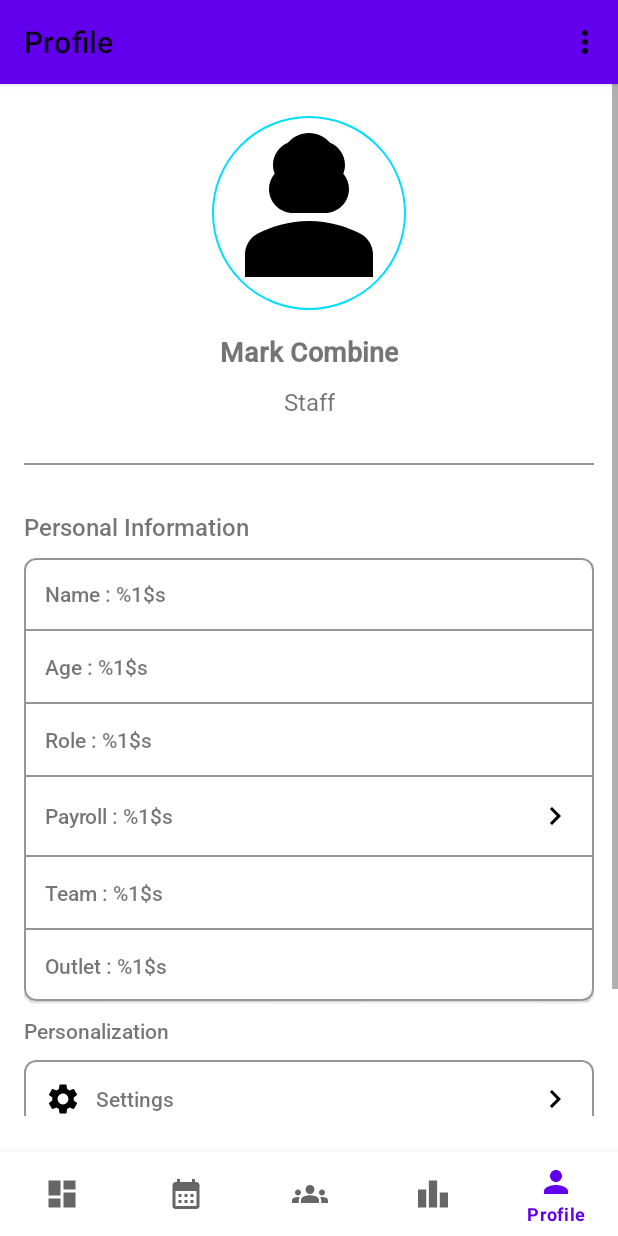
After one commit to 0utperform/MobileDevelopment, an Android app: the ProfileFragment screen opened through its navigation route, on a phone screen of 412 x 824 dp. The commit adds this screen. Run offline under Robolectric (Android 15) with nearby library versions, the phone set to English and light mode, and no system bars; our stand-ins replace Dagger/Hilt's generated code, navigation-ui; libraries missing offline, so code that uses them is left out: io.github.jan.supabase; 1 statement that could not run was skipped.

Commit message:
added other bottom menu and profile fragment layout

```diff
--- a/app/src/main/java/com/example/a0utperform/ui/main_activity/ActivityMain.kt
+++ b/app/src/main/java/com/example/a0utperform/ui/main_activity/ActivityMain.kt
@@ -42,7 +42,8 @@ class ActivityMain : AppCompatActivity() {
 
         val appBarConfiguration = AppBarConfiguration(
             setOf(
-                R.id.navigation_dashboard, R.id.navigation_attendance,R.id.navigation_outlet, R.id.navigation_leaderboard
+                R.id.navigation_dashboard, R.id.navigation_attendance,
+                R.id.navigation_outlet, R.id.navigation_leaderboard, R.id.navigation_profile
             )
         )
         setupActionBarWithNavController(navController, appBarConfiguration)
--- /dev/null
+++ b/app/src/main/java/com/example/a0utperform/ui/main_activity/profile/ProfileFragment.kt
@@ -0,0 +1,31 @@
+package com.example.a0utperform.ui.main_activity.profile
+
+import androidx.fragment.app.viewModels
+import android.os.Bundle
+import androidx.fragment.app.Fragment
+import android.view.LayoutInflater
+import android.view.View
+import android.view.ViewGroup
+import com.example.a0utperform.R
+
+class ProfileFragment : Fragment() {
+
+    companion object {
+        fun newInstance() = ProfileFragment()
+    }
+
+    private val viewModel: ProfileViewModel by viewModels()
+
+    override fun onCreate(savedInstanceState: Bundle?) {
+        super.onCreate(savedInstanceState)
+
+        // TODO: Use the ViewModel
+    }
+
+    override fun onCreateView(
+        inflater: LayoutInflater, container: ViewGroup?,
+        savedInstanceState: Bundle?
+    ): View {
+        return inflater.inflate(R.layout.fragment_profile, container, false)
+    }
+}
--- /dev/null
+++ b/app/src/main/java/com/example/a0utperform/ui/main_activity/profile/ProfileViewModel.kt
@@ -0,0 +1,7 @@
+package com.example.a0utperform.ui.main_activity.profile
+
+import androidx.lifecycle.ViewModel
+
+class ProfileViewModel : ViewModel() {
+    // TODO: Implement the ViewModel
+}
--- a/app/src/main/res/layout/activity_login.xml
+++ b/app/src/main/res/layout/activity_login.xml
@@ -27,7 +27,6 @@
         android:text="@string/your_account"
         android:textSize="@dimen/text_size_medium"
         android:fontFamily="@font/roboto_medium"
-        android:textColor="@color/black"
         android:layout_marginStart="@dimen/margin_medium"
         app:layout_constraintStart_toStartOf="parent"
         app:layout_constraintTop_toBottomOf="@id/login_in_login_activity" />
--- /dev/null
+++ b/app/src/main/res/layout/fragment_profile.xml
@@ -0,0 +1,263 @@
+<?xml version="1.0" encoding="utf-8"?>
+<ScrollView
+    xmlns:android="http://schemas.android.com/apk/res/android"
+    xmlns:app="http://schemas.android.com/apk/res-auto"
+    xmlns:tools="http://schemas.android.com/tools"
+        android:layout_width="match_parent"
+        android:layout_height="match_parent"
+        android:fillViewport="true">
+
+    <androidx.constraintlayout.widget.ConstraintLayout
+        android:layout_width="match_parent"
+        android:layout_height="wrap_content"
+        android:padding="16dp">
+
+        <com.google.android.material.imageview.ShapeableImageView
+            android:id="@+id/profile_image"
+            android:layout_width="140dp"
+            android:layout_height="140dp"
+            app:strokeColor="@android:color/holo_blue_bright"
+            app:strokeWidth="1dp"
+            android:padding="@dimen/padding_small"
+            android:src="@drawable/placeholder_user"
+            android:scaleType="centerCrop"
+            app:layout_constraintStart_toStartOf="parent"
+            app:layout_constraintEnd_toEndOf="parent"
+            app:layout_constraintTop_toTopOf="parent"
+            app:shapeAppearanceOverlay="@style/CircleShape"/>
+
+        <TextView
+            android:id="@+id/name"
+            android:layout_width="wrap_content"
+            android:layout_height="wrap_content"
+            android:text="Mark Combine"
+            android:textSize="@dimen/text_size_large"
+            android:fontFamily="@font/roboto_medium"
+            android:textStyle="bold"
+            android:layout_marginTop="@dimen/margin_small"
+            app:layout_constraintTop_toBottomOf="@id/profile_image"
+            app:layout_constraintStart_toStartOf="parent"
+            app:layout_constraintEnd_toEndOf="parent"
+            />
+
+        <TextView
+            android:id="@+id/role"
+            android:layout_width="wrap_content"
+            android:layout_height="wrap_content"
+            android:text="Staff"
+            android:textSize="@dimen/text_size_medium"
+            android:fontFamily="@font/roboto_regular"
+            android:layout_marginTop="@dimen/margin_small"
+            app:layout_constraintTop_toBottomOf="@id/name"
+            app:layout_constraintStart_toStartOf="parent"
+            app:layout_constraintEnd_toEndOf="parent"
+            />
+
+        <View
+            android:id="@+id/line"
+            android:layout_width="match_parent"
+            android:layout_height="1dp"
+            android:background="@color/gray"
+            android:layout_marginTop="@dimen/margin_medium"
+            app:layout_constraintStart_toStartOf="parent"
+            app:layout_constraintTop_toBottomOf="@id/role"
+            />
+
+        <TextView
+            android:id="@+id/information_label"
+            android:layout_width="wrap_content"
+            android:layout_height="wrap_content"
+            android:text="Personal Information"
+            android:textSize="@dimen/text_size_medium"
+            android:fontFamily="@font/roboto_medium"
+            android:layout_marginTop="@dimen/margin_medium"
+            app:layout_constraintTop_toBottomOf="@id/line"
+            app:layout_constraintStart_toStartOf="parent"
+            />
+
+        <com.google.android.material.card.MaterialCardView
+            android:id="@+id/information_card"
+            android:layout_width="match_parent"
+            android:layout_height="wrap_content"
+            app:cardCornerRadius="@dimen/corner_radius"
+            app:cardElevation="1dp"
+            android:layout_marginTop="@dimen/margin_small"
+            android:layout_marginBottom="@dimen/margin_small"
+            app:layout_constraintTop_toBottomOf="@+id/information_label"
+            app:layout_constraintStart_toStartOf="parent"
+            app:layout_constraintEnd_toEndOf="parent"
+            app:strokeWidth="1dp"
+            app:strokeColor="@color/gray">
+
+            <LinearLayout
+                android:layout_width="match_parent"
+                android:layout_height="wrap_content"
+                android:orientation="vertical">
+
+                <!-- Name -->
+                <TextView
+                    android:layout_width="match_parent"
+                    android:layout_height="wrap_content"
+                    android:text="@string/name_format"
+                    android:fontFamily="@font/roboto_medium"
+                    android:padding="@dimen/padding_medium" />
+
+                <View
+                    android:layout_width="match_parent"
+                    android:layout_height="1dp"
+                    android:background="@color/gray"
+                 />
+
+                <!-- Age -->
+                <TextView
+                    android:layout_width="match_parent"
+                    android:layout_height="wrap_content"
+                    android:fontFamily="@font/roboto_medium"
+                    android:text="@string/age_format"
+                    android:padding="@dimen/padding_medium" />
+
+                <View
+                    android:layout_width="match_parent"
+                    android:layout_height="1dp"
+                    android:background="@color/gray"
+                    />
+
+                <!-- Role -->
+                <TextView
+                    android:layout_width="match_parent"
+                    android:layout_height="wrap_content"
+                    android:text="@string/role_format"
+                    android:fontFamily="@font/roboto_medium"
+                    android:padding="@dimen/padding_medium"/>
+
+                <View
+                    android:layout_width="match_parent"
+                    android:layout_height="1dp"
+                    android:background="@color/gray" />
+
+
+                <LinearLayout
+                    android:layout_width="match_parent"
+                    android:layout_height="wrap_content"
+                    android:orientation="horizontal"
+                    android:gravity="center"
+                    android:padding="@dimen/padding_medium">
+
+                    <TextView
+                        android:layout_width="0dp"
+                        android:layout_height="wrap_content"
+                        android:layout_weight="1"
+                        android:fontFamily="@font/roboto_medium"
+                        android:text="@string/payroll_format"
+                         />
+
+                    <ImageView
+                        android:layout_width="wrap_content"
+                        android:layout_height="wrap_content"
+                        android:layout_gravity="center"
+                        android:src="@drawable/baseline_chevron_right_24" />
+                </LinearLayout>
+
+                <View
+                    android:layout_width="match_parent"
+                    android:layout_height="1dp"
+                    android:background="@color/gray" />
+
+                <TextView
+                    android:layout_width="match_parent"
+                    android:layout_height="wrap_content"
+                    android:text="@string/team_format"
+                    android:fontFamily="@font/roboto_medium"
+                    android:padding="@dimen/padding_medium"/>
+
+                <View
+                    android:layout_width="match_parent"
+                    android:layout_height="1dp"
+                    android:background="@color/gray" />
+
+                <!-- Outlet -->
+                <TextView
+                    android:layout_width="match_parent"
+                    android:layout_height="wrap_content"
+                    android:text="@string/outlet_format"
+                    android:fontFamily="@font/roboto_medium"
+                    android:padding="@dimen/padding_medium"/>
+
+            </LinearLayout>
+
+        </com.google.android.material.card.MaterialCardView>
+
+        <TextView
+            android:id="@+id/personalization"
+            android:layout_width="0dp"
+            android:layout_height="wrap_content"
+            android:layout_weight="1"
+            android:fontFamily="@font/roboto_medium"
+            android:text="@string/personalization_label"
+            android:layout_marginTop="@dimen/margin_small"
+            app:layout_constraintTop_toBottomOf="@id/information_card"
+            app:layout_constraintBottom_toTopOf="@id/settings_card"
+            app:layout_constraintStart_toStartOf="parent"
+            />
+
+        <com.google.android.material.card.MaterialCardView
+            android:id="@+id/settings_card"
+            android:layout_width="match_parent"
+            android:layout_height="wrap_content"
+            app:cardCornerRadius="@dimen/corner_radius"
+            app:cardElevation="1dp"
+            android:layout_marginTop="@dimen/margin_small"
+            android:layout_marginBottom="@dimen/margin_small"
+            app:layout_constraintTop_toBottomOf="@+id/personalization"
+            app:layout_constraintStart_toStartOf="parent"
+            app:layout_constraintEnd_toEndOf="parent"
+            app:strokeWidth="1dp"
+            app:strokeColor="@color/gray">
+
+            <LinearLayout
+                android:layout_width="match_parent"
+                android:layout_height="wrap_content"
+                android:orientation="horizontal"
+                android:gravity="center"
+                android:padding="@dimen/padding_medium">
+
+                <ImageView
+                    android:layout_width="wrap_content"
+                    android:layout_height="wrap_content"
+                    android:layout_gravity="center"
+                    android:layout_marginEnd="@dimen/margin_small"
+                    android:src="@drawable/baseline_settings_24" />
+
+                <TextView
+                    android:layout_width="0dp"
+                    android:layout_height="wrap_content"
+                    android:layout_weight="1"
+                    android:fontFamily="@font/roboto_medium"
+                    android:text="@string/settings"
+                    />
+
+                <ImageView
+                    android:layout_width="wrap_content"
+                    android:layout_height="wrap_content"
+                    android:layout_gravity="center"
+                    android:layout_marginStart="@dimen/margin_small"
+                    android:src="@drawable/baseline_chevron_right_24" />
+            </LinearLayout>
+        </com.google.android.material.card.MaterialCardView>
+
+        <com.google.android.material.button.MaterialButton
+            android:layout_width="match_parent"
+            android:layout_height="@dimen/button_height"
+            android:text="@string/logout"
+            app:cornerRadius="@dimen/corner_radius"
+            android:textColor="@color/primaryColor"
+            android:backgroundTint="@android:color/holo_red_dark"
+            android:layout_marginTop="16dp"
+            android:layout_marginBottom="16dp"
+            app:layout_constraintStart_toStartOf="parent"
+            app:layout_constraintEnd_toEndOf="parent"
+            app:layout_constraintTop_toBottomOf="@+id/settings_card"
+            />
+
+    </androidx.constraintlayout.widget.ConstraintLayout>
+    </ScrollView>
--- a/app/src/main/res/menu/bottom_nav_menu.xml
+++ b/app/src/main/res/menu/bottom_nav_menu.xml
@@ -21,6 +21,11 @@
         android:icon="@drawable/baseline_leaderboard_24"
         android:title="@string/title_leaderboard" />
 
+    <item
+        android:id="@+id/navigation_profile"
+        android:icon="@drawable/baseline_person_24"
+        android:title="@string/title_profile" />
+
 
 
 </menu>
--- a/app/src/main/res/navigation/mobile_navigation.xml
+++ b/app/src/main/res/navigation/mobile_navigation.xml
@@ -28,6 +28,11 @@
         android:name="com.example.a0utperform.ui.main_activity.leaderboard.LeaderboardFragment"
         android:label="@string/title_leaderboard"
         tools:layout="@layout/fragment_leaderboard" />
+    <fragment
+        android:id="@+id/navigation_profile"
+        android:name="com.example.a0utperform.ui.main_activity.profile.ProfileFragment"
+        android:label="@string/title_profile"
+        tools:layout="@layout/fragment_profile" />
 
 
 </navigation>
--- a/app/src/main/res/values-night/strings.xml
+++ b/app/src/main/res/values-night/strings.xml
@@ -46,4 +46,14 @@
     <string name="team_label">Your Team</string>
     <string name="title_leaderboard">LeaderBoard</string>
     <string name="title_outlet">Outlet</string>
+    <string name="title_profile">Profile</string>
+    <string name="name_format">Name : %1$s</string>
+    <string name="age_format">Age : %1$s</string>
+    <string name="role_format">Role : %1$s</string>
+    <string name="payroll_format">Payroll : %1$s</string>
+    <string name="team_format">Team : %1$s</string>
+    <string name="outlet_format">Outlet : %1$s</string>
+    <string name="personalization_label">Personalization</string>
+    <string name="settings">Settings</string>
+    <string name="logout">Logout</string>
 </resources>
--- a/app/src/main/res/values-sw400dp-h700dp/strings.xml
+++ b/app/src/main/res/values-sw400dp-h700dp/strings.xml
@@ -43,4 +43,14 @@
     <string name="google_login_notice">Email needs to be linked with Google for proper multi auth access, \nplease link account using google after logging in.</string>
     <string name="title_leaderboard">LeaderBoard</string>
     <string name="title_outlet">Outlet</string>
+    <string name="title_profile">Profile</string>
+    <string name="name_format">Name : %1$s</string>
+    <string name="age_format">Age : %1$s</string>
+    <string name="role_format">Role : %1$s</string>
+    <string name="payroll_format">Payroll : %1$s</string>
+    <string name="team_format">Team : %1$s</string>
+    <string name="outlet_format">Outlet : %1$s</string>
+    <string name="personalization_label">Personalization</string>
+    <string name="settings">Settings</string>
+    <string name="logout">Logout</string>
 </resources>
--- a/app/src/main/res/values-sw400dp-h900dp/strings.xml
+++ b/app/src/main/res/values-sw400dp-h900dp/strings.xml
@@ -43,4 +43,14 @@
     <string name="google_login_notice">Email needs to be linked with Google for proper multi auth access, \nplease link account using google after logging in.</string>
     <string name="title_leaderboard">LeaderBoard</string>
     <string name="title_outlet">Outlet</string>
+    <string name="title_profile">Profile</string>
+    <string name="name_format">Name : %1$s</string>
+    <string name="age_format">Age : %1$s</string>
+    <string name="role_format">Role : %1$s</string>
+    <string name="payroll_format">Payroll : %1$s</string>
+    <string name="team_format">Team : %1$s</string>
+    <string name="outlet_format">Outlet : %1$s</string>
+    <string name="personalization_label">Personalization</string>
+    <string name="settings">Settings</string>
+    <string name="logout">Logout</string>
 </resources>
--- a/app/src/main/res/values/strings.xml
+++ b/app/src/main/res/values/strings.xml
@@ -45,4 +45,14 @@
     <string name="team_label">Your Team</string>
     <string name="title_leaderboard">LeaderBoard</string>
     <string name="title_outlet">Outlet</string>
+    <string name="title_profile">Profile</string>
+    <string name="name_format">Name : %1$s</string>
+    <string name="age_format">Age : %1$s</string>
+    <string name="role_format">Role : %1$s</string>
+    <string name="payroll_format">Payroll : %1$s</string>
+    <string name="team_format">Team : %1$s</string>
+    <string name="outlet_format">Outlet : %1$s</string>
+    <string name="personalization_label">Personalization</string>
+    <string name="settings">Settings</string>
+    <string name="logout">Logout</string>
 </resources>
--- a/gradle.properties
+++ b/gradle.properties
@@ -10,6 +10,6 @@
 # This option should only be used with decoupled projects. For more details, visit
 # https://developer.android.com/r/tools/gradle-multi-project-decoupled-projects
 # org.gradle.parallel=true
-#Mon Apr 07 11:04:23 ICT 2025
-org.gradle.jvmargs=-Xmx4096m -Dfile.encoding=UTF-8
+#Wed Apr 09 13:44:05 ICT 2025
 android.useAndroidX=true
+org.gradle.jvmargs=-Xmx1536M -Dkotlin.daemon.jvm.options\="-Xmx4096M" -Dfile.encoding\=UTF-8
```
